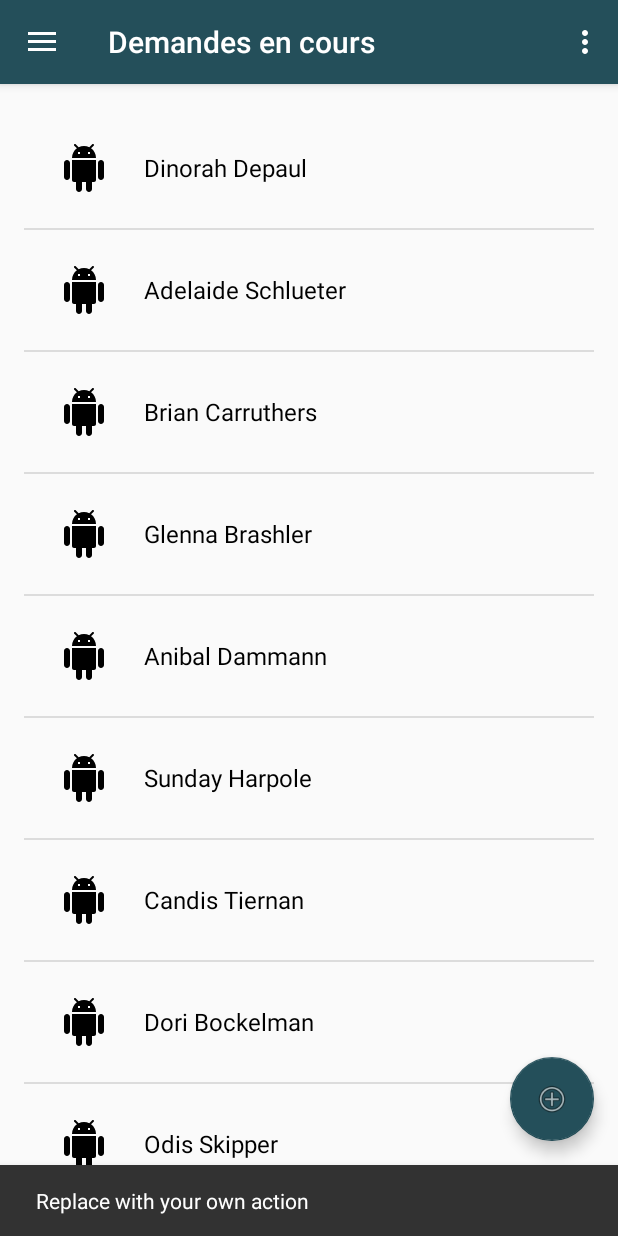
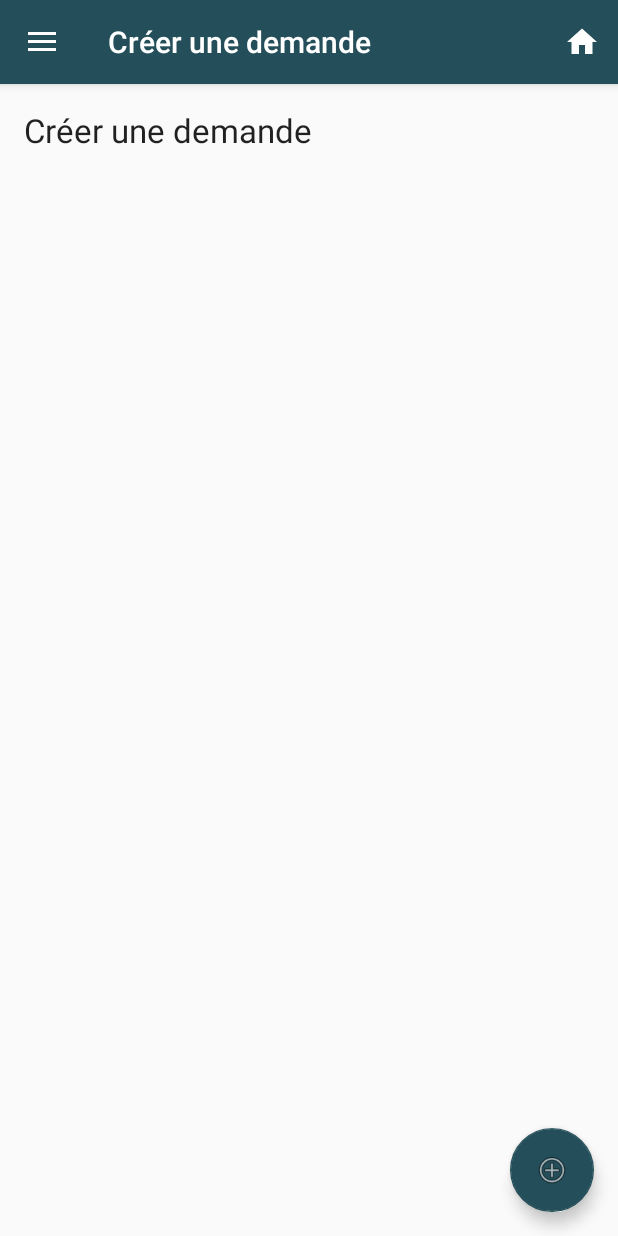
Before and after one commit to Tibooh/SaveMyDevice, an Android app: the MainActivity screen opened directly, with no data from a screen before it, after a tap on an icon or button, on a phone screen of 412 x 824 dp. Run offline under Robolectric (Android 15) with nearby library versions, the phone set to English and light mode, and no system bars.

Commit message:
Finalisation de l'intéraction des pages de l'application #1

```diff
--- a/app/src/main/java/com/eservices/tandrentreprise/savemydevice/activities/MainActivity.java
+++ b/app/src/main/java/com/eservices/tandrentreprise/savemydevice/activities/MainActivity.java
@@ -16,7 +16,10 @@ import android.support.v7.app.AppCompatActivity;
 import android.support.v7.widget.Toolbar;
 import android.view.Menu;
 import android.view.MenuItem;
-import com.eservices.tandrentreprise.savemydevice.fragments.DemandFragment;
+
+import com.eservices.tandrentreprise.savemydevice.fragments.CreateDemandFragment;
+import com.eservices.tandrentreprise.savemydevice.fragments.ListDemandFragment;
+import com.eservices.tandrentreprise.savemydevice.fragments.MyDemandFragment;
 import com.eservices.tandrentreprise.savemydevice.fragments.LegalFragment;
 import com.eservices.tandrentreprise.savemydevice.fragments.MessagesFragment;
 import com.eservices.tandrentreprise.savemydevice.fragments.ParametreFragment;
@@ -30,8 +33,9 @@ public class MainActivity extends AppCompatActivity
         super.onCreate(savedInstanceState);
         setContentView(R.layout.activity_main);
         Toolbar toolbar = (Toolbar) findViewById(R.id.toolbar);
+        toolbar.setNavigationIcon(R.drawable.ic_home_black_24dp);
 
-        Fragment fragment = new DemandFragment();;
+        Fragment fragment = new ListDemandFragment();;
         if (fragment != null) {
             FragmentTransaction ft = getSupportFragmentManager().beginTransaction();
             ft.replace(R.id.content_frame, fragment);
@@ -44,12 +48,17 @@ public class MainActivity extends AppCompatActivity
 
         setSupportActionBar(toolbar);
 
+
         FloatingActionButton fab = (FloatingActionButton) findViewById(R.id.fab);
         fab.setOnClickListener(new View.OnClickListener() {
             @Override
             public void onClick(View view) {
-                Snackbar.make(view, "Replace with your own action", Snackbar.LENGTH_LONG)
-                        .setAction("Action", null).show();
+                Fragment fragment = new CreateDemandFragment();;
+                if (fragment != null) {
+                    FragmentTransaction ft = getSupportFragmentManager().beginTransaction();
+                    ft.replace(R.id.content_frame, fragment);
+                    ft.commit();
+                }
             }
         });
 
@@ -98,13 +107,19 @@ public class MainActivity extends AppCompatActivity
         // automatically handle clicks on the Home/Up button, so long
         // as you specify a parent activity in AndroidManifest.xml.
         int id = item.getItemId();
-
+        Fragment fragment = null;
         //noinspection SimplifiableIfStatement
-        if (id == R.id.action_settings) {
-            return true;
+        if (id == R.id.action_home) {
+            fragment = new ListDemandFragment();
         }
 
-        return super.onOptionsItemSelected(item);
+        if (fragment != null) {
+            FragmentTransaction ft = getSupportFragmentManager().beginTransaction();
+            ft.replace(R.id.content_frame, fragment);
+            ft.commit();
+        }
+
+        return true;
     }
 
     //Redirections vers les pages via le menu
@@ -117,7 +132,7 @@ public class MainActivity extends AppCompatActivity
         Fragment fragment = null;
 
         if (id == R.id.nav_demand) {
-            fragment = new DemandFragment();
+            fragment = new MyDemandFragment();
         } else if (id == R.id.nav_message) {
             fragment = new MessagesFragment();
         } else if (id == R.id.nav_settings) {
--- a/app/src/main/java/com/eservices/tandrentreprise/savemydevice/adapters/DemandsAdapter.java
+++ b/app/src/main/java/com/eservices/tandrentreprise/savemydevice/adapters/DemandsAdapter.java
@@ -17,8 +17,8 @@ import java.util.List;
  */
 public class DemandsAdapter extends ArrayAdapter<Demande> {
 
-    public DemandsAdapter(Context context, List<Demande> contacts) {
-        super(context, R.layout.item_list, contacts);
+    public DemandsAdapter(Context context, List<Demande> demands) {
+        super(context, R.layout.item_list, demands);
     }
 
     @NonNull
--- /dev/null
+++ b/app/src/main/java/com/eservices/tandrentreprise/savemydevice/fragments/CreateDemandFragment.java
@@ -0,0 +1,28 @@
+package com.eservices.tandrentreprise.savemydevice.fragments;
+
+import android.os.Bundle;
+import android.support.v4.app.Fragment;
+import android.view.LayoutInflater;
+import android.view.View;
+import android.view.ViewGroup;
+
+import com.eservices.tandrentreprise.savemydevice.R;
+
+
+/**Fragment de la messagerie de l'applciation*/
+public class CreateDemandFragment extends Fragment {
+        @Override
+        public View onCreateView(LayoutInflater inflater, ViewGroup container, Bundle savedInstanceState) {
+            // Retourne votre fichier layout
+            // Changer R.layout.yourlayoutfilename pour vos fragments
+            return inflater.inflate(R.layout.fragment_create_demande, container, false);
+        }
+
+
+        @Override
+        public void onViewCreated(View view, Bundle savedInstanceState) {
+            super.onViewCreated(view, savedInstanceState);
+            // Vous pouvez changer le titre dans la toolbar de vos differents fragments
+            getActivity().setTitle("Créer une demande");
+        }
+}
--- /dev/null
+++ b/app/src/main/java/com/eservices/tandrentreprise/savemydevice/fragments/ListDemandFragment.java
@@ -0,0 +1,52 @@
+package com.eservices.tandrentreprise.savemydevice.fragments;
+
+import android.os.Bundle;
+import android.support.v4.app.Fragment;
+import android.support.v4.app.FragmentTransaction;
+import android.view.LayoutInflater;
+import android.view.View;
+import android.view.ViewGroup;
+import android.widget.AdapterView;
+import android.widget.ListView;
+
+import com.eservices.tandrentreprise.savemydevice.MyApplication;
+import com.eservices.tandrentreprise.savemydevice.R;
+import com.eservices.tandrentreprise.savemydevice.adapters.DemandsAdapter;
+
+/**Fragment de la liste des demandes*/
+public class ListDemandFragment extends Fragment {
+
+
+
+    @Override
+    public View onCreateView(LayoutInflater inflater, ViewGroup container, Bundle savedInstanceState) {
+        // TODO : Affichage du fragment (1.1)
+        View v = inflater.inflate(R.layout.fragment_demand_list, null);
+        ListView list = (ListView) v.findViewById(R.id.list_item);
+        list.setAdapter(new DemandsAdapter(getContext(), ((MyApplication) getActivity().getApplication()).demands));
+
+        // TODO : Gestion du clique sur l'item (2.1)
+        list.setOnItemClickListener(new AdapterView.OnItemClickListener() {
+            @Override
+            public void onItemClick(AdapterView<?> parent, View view, int position, long id) {
+                DetailDemandFragment fragment = new DetailDemandFragment();
+                Bundle b = new Bundle();
+                b.putSerializable("Demande", ((MyApplication) getActivity().getApplication()).demands.get(position));
+                fragment.setArguments(b);
+                FragmentTransaction transaction = getActivity().getSupportFragmentManager().beginTransaction();
+                transaction.replace(R.id.content_frame, fragment);
+                transaction.addToBackStack(null);
+                transaction.commit();
+               }
+        });
+
+        return v;
+    }
+
+
+    @Override
+    public void onViewCreated(View view, Bundle savedInstanceState) {
+        super.onViewCreated(view, savedInstanceState);
+        getActivity().setTitle("");
+    }
+}
--- a/app/src/main/java/com/eservices/tandrentreprise/savemydevice/fragments/DemandFragment.java
+++ b/app/src/main/java/com/eservices/tandrentreprise/savemydevice/fragments/MyDemandFragment.java
@@ -12,16 +12,16 @@ import android.view.ViewGroup;
 import android.widget.ListView;
 
 /**Fragment de la liste des demandes*/
-public class DemandFragment extends Fragment {
+public class MyDemandFragment extends Fragment {
 
 
 
     @Override
     public View onCreateView(LayoutInflater inflater, ViewGroup container, Bundle savedInstanceState) {
         // TODO : Affichage du fragment (1.1)
-        View v = inflater.inflate(R.layout.fragment_demand, null);
+        View v = inflater.inflate(R.layout.fragment_mydemand, null);
         ListView list = (ListView) v.findViewById(R.id.list_item);
-        list.setAdapter(new DemandsAdapter(getContext(), ((MyApplication) getActivity().getApplication()).contacts));
+        list.setAdapter(new DemandsAdapter(getContext(), ((MyApplication) getActivity().getApplication()).demands));
 
         // TODO : Gestion du clique sur l'item (2.1)
 /*        list.setOnItemClickListener(new AdapterView.OnItemClickListener() {
--- /dev/null
+++ b/app/src/main/res/drawable/ic_home_black_24dp.xml
@@ -0,0 +1,9 @@
+<vector xmlns:android="http://schemas.android.com/apk/res/android"
+        android:width="24dp"
+        android:height="24dp"
+        android:viewportWidth="24.0"
+        android:viewportHeight="24.0">
+    <path
+        android:fillColor="#FFFFFFFF"
+        android:pathData="M10,20v-6h4v6h5v-8h3L12,3 2,12h3v8z"/>
+</vector>
--- a/app/src/main/res/layout/app_bar_main.xml
+++ b/app/src/main/res/layout/app_bar_main.xml
@@ -18,7 +18,9 @@
             android:layout_width="match_parent"
             android:layout_height="?attr/actionBarSize"
             android:background="?attr/colorPrimary"
-            app:popupTheme="@style/AppTheme.PopupOverlay" />
+            app:popupTheme="@style/AppTheme.PopupOverlay">
+
+        </android.support.v7.widget.Toolbar>
 
     </android.support.design.widget.AppBarLayout>
 
--- /dev/null
+++ b/app/src/main/res/layout/fragment_create_demande.xml
@@ -0,0 +1,16 @@
+<FrameLayout xmlns:android="http://schemas.android.com/apk/res/android"
+    xmlns:tools="http://schemas.android.com/tools"
+    android:layout_width="match_parent"
+    android:layout_height="match_parent">
+
+    <!-- TODO: Update blank fragment layout -->
+    <TextView
+        android:layout_width="wrap_content"
+        android:layout_height="wrap_content"
+        android:textAppearance="?android:attr/textAppearanceLarge"
+        android:text="Créer une demande"
+        android:id="@+id/textView"
+        android:layout_centerVertical="true"
+        android:layout_centerHorizontal="true" />
+
+</FrameLayout>
--- a/app/src/main/res/menu/main.xml
+++ b/app/src/main/res/menu/main.xml
@@ -1,9 +1,12 @@
 <?xml version="1.0" encoding="utf-8"?>
 <menu xmlns:android="http://schemas.android.com/apk/res/android"
     xmlns:app="http://schemas.android.com/apk/res-auto">
-    <item
-        android:id="@+id/action_settings"
-        android:orderInCategory="100"
-        android:title="@string/action_settings"
-        app:showAsAction="never" />
+
+        <item
+                android:id="@+id/action_home"
+                android:icon="@drawable/ic_home_black_24dp"
+                android:title="@string/action_home"
+                app:showAsAction="ifRoom"/>
+
+
 </menu>
--- a/app/src/main/res/values/strings.xml
+++ b/app/src/main/res/values/strings.xml
@@ -4,7 +4,8 @@
     <string name="navigation_drawer_open">Open navigation drawer</string>
     <string name="navigation_drawer_close">Close navigation drawer</string>
 
-    <string name="action_settings">Settings</string>
+    <string name="action_home">Accueil</string>
+    <string name="action_settings">Paramètres</string>
 
     <!-- TODO: Remove or change this placeholder text -->
     <string name="hello_blank_fragment">Hello blank fragment</string>
```
Also changed, not shown: app/src/main/java/com/eservices/tandrentreprise/savemydevice/MyApplication.java (+17 -17 lines), app/src/main/java/com/eservices/tandrentreprise/savemydevice/fragments/DetailDemandFragment.java (added, +34 -0 lines), app/src/main/res/layout/fragment_detail_demande.xml (added, +16 -0 lines), app/src/main/res/layout/fragment_mydemand.xml (added, +11 -0 lines), app/src/main/res/layout/fragment_demand_list.xml (renamed from app/src/main/res/layout/fragment_demand.xml).
